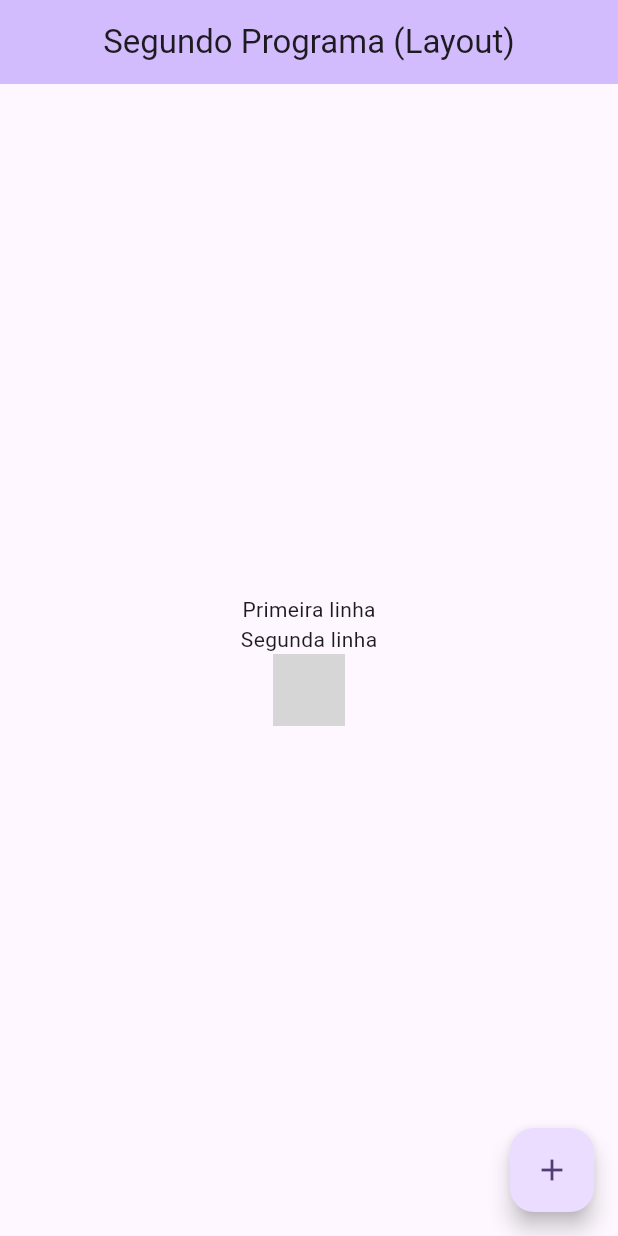
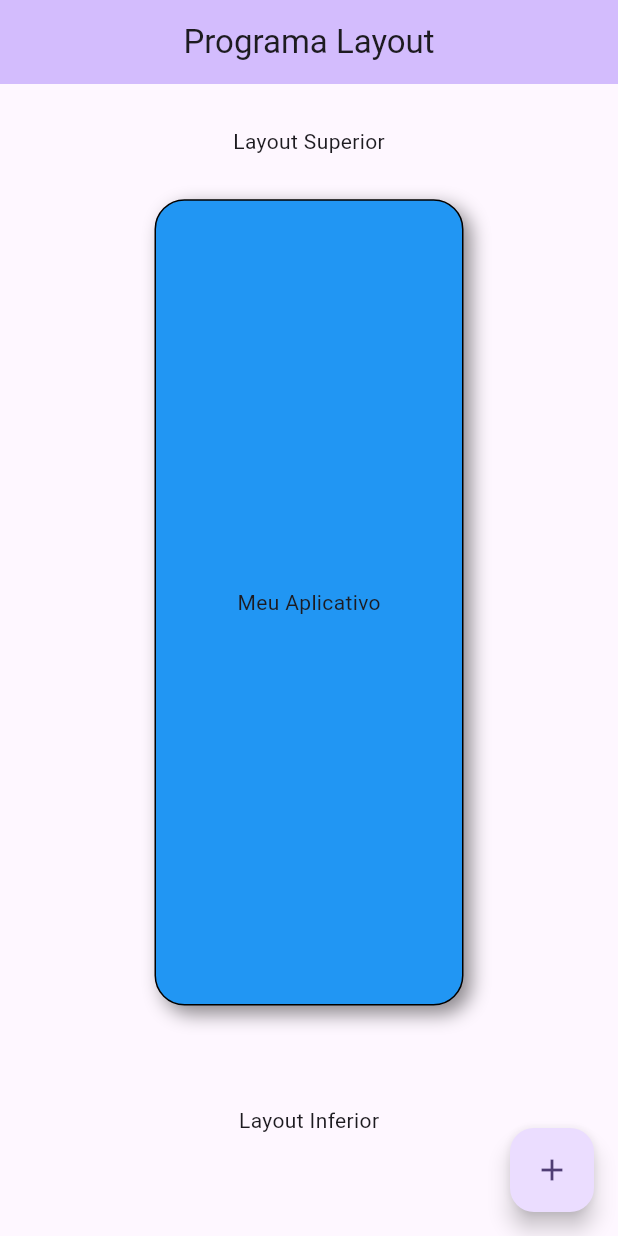
Before and after one commit to AllanRosendo/App-Layout, a Flutter app: the screen it shows after launch, on a phone screen of 412 x 824 dp. Run offline on Flutter 3.47's test engine with Material 3 defaults, Android fonts, the phone set to English and light mode, and no system bars; grey boxes are pictures that could not be loaded.

Commit message:
main.dart

```diff
--- a/lib/main.dart
+++ b/lib/main.dart
@@ -1,11 +1,11 @@
 import 'package:flutter/material.dart';
 
 void main() {
-  runApp(const MeuAplicativo());
+  runApp(const App());
 }
 
-class MeuAplicativo extends StatelessWidget {
-  const MeuAplicativo({super.key});
+class App extends StatelessWidget {
+  const App({super.key});
 
   @override
   Widget build(BuildContext context) {
@@ -16,7 +16,7 @@ class MeuAplicativo extends StatelessWidget {
         colorScheme: ColorScheme.fromSeed(seedColor: Colors.deepPurple),
         useMaterial3: true,
       ),
-      home: const HomePage(title: 'Segundo Programa (Layout)'),
+      home: const HomePage(title: 'Programa Layout'),
     );
   }
 }
@@ -42,22 +42,69 @@ class _HomePageState extends State<HomePage> {
         title: Text(widget.title),
         centerTitle: true,
       ),
-      body: const Center(
+      body: Center(
         child: Column(
-          mainAxisAlignment: MainAxisAlignment.center,
+          mainAxisAlignment: MainAxisAlignment.spaceEvenly,
           children: [
-            Text(
-              'Primeira linha',
+            Expanded(
+              child: Container(
+                alignment: Alignment.center,
+                // color: Colors.amber,
+                child: const Text('Layout Superior'),
+              ),
             ),
-            Text(
-              'Segunda linha',
+            Expanded(
+              flex: 7,
+              child: Row(
+                mainAxisAlignment: MainAxisAlignment.spaceEvenly,
+                children: [
+                  Expanded(
+                    child: Container(
+                        // alignment: Alignment.center,
+                        // color: Colors.red,
+                        // child: const Text('Primeira Coluna'),
+                        ),
+                  ),
+                  Expanded(
+                    flex: 2,
+                    child: Container(
+                      alignment: Alignment.center,
+                      decoration: BoxDecoration(
+                        color: Colors.blue,
+                        borderRadius: BorderRadius.circular(20),
+                        border: Border.all(
+                          color: Colors.black,
+                          width: 1,
+                        ),
+                        boxShadow: const [
+                          BoxShadow(
+                            color: Colors.black45,
+                            blurRadius: 10,
+                            offset: Offset(5, 5),
+                          ),
+                        ],
+                      ),
+                      child: const Text('Meu Aplicativo'),
+                    ),
+                  ),
+                  Expanded(
+                    child: Container(
+                        // alignment: Alignment.center,
+                        // color: Colors.red,
+                        // child: const Text('Terceira Coluna'),
+                        ),
+                  ),
+                ],
+              ),
             ),
-            Row(
-              mainAxisAlignment: MainAxisAlignment.spaceEvenly,
-              children: [
-                Text('Terceira linha')
-                Text('Quarta linha')
-              ],)
+            Expanded(
+              flex: 2,
+              child: Container(
+                alignment: Alignment.center,
+                //color: Colors.blue,
+                child: const Text('Layout Inferior'),
+              ),
+            ),
           ],
         ),
       ),
```
